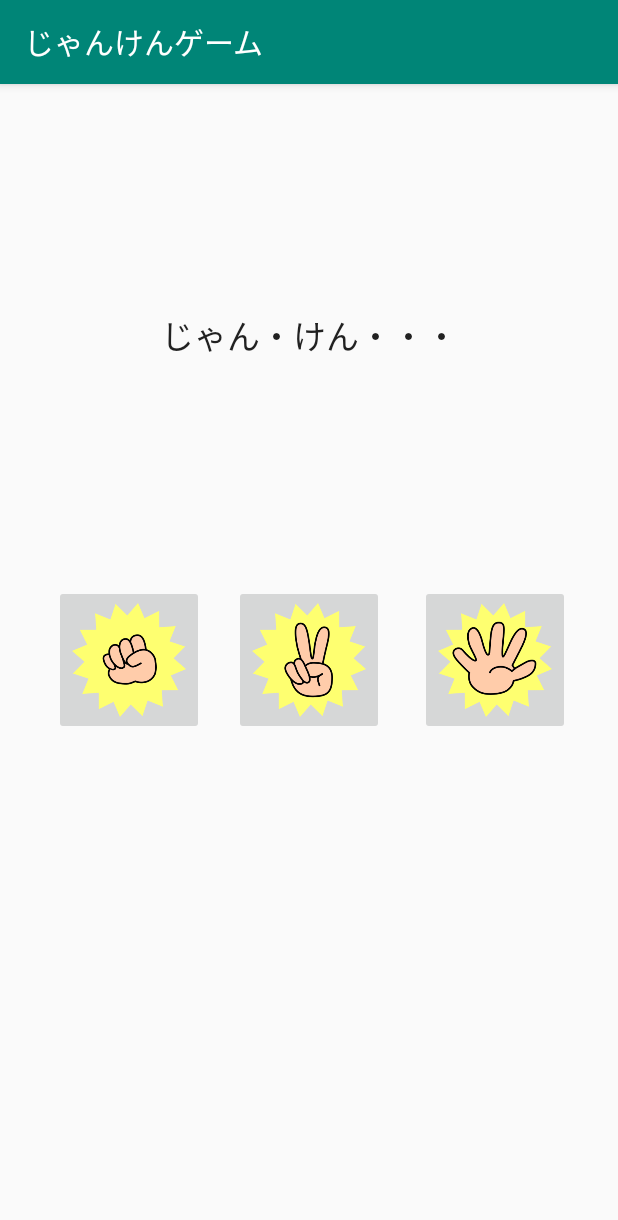
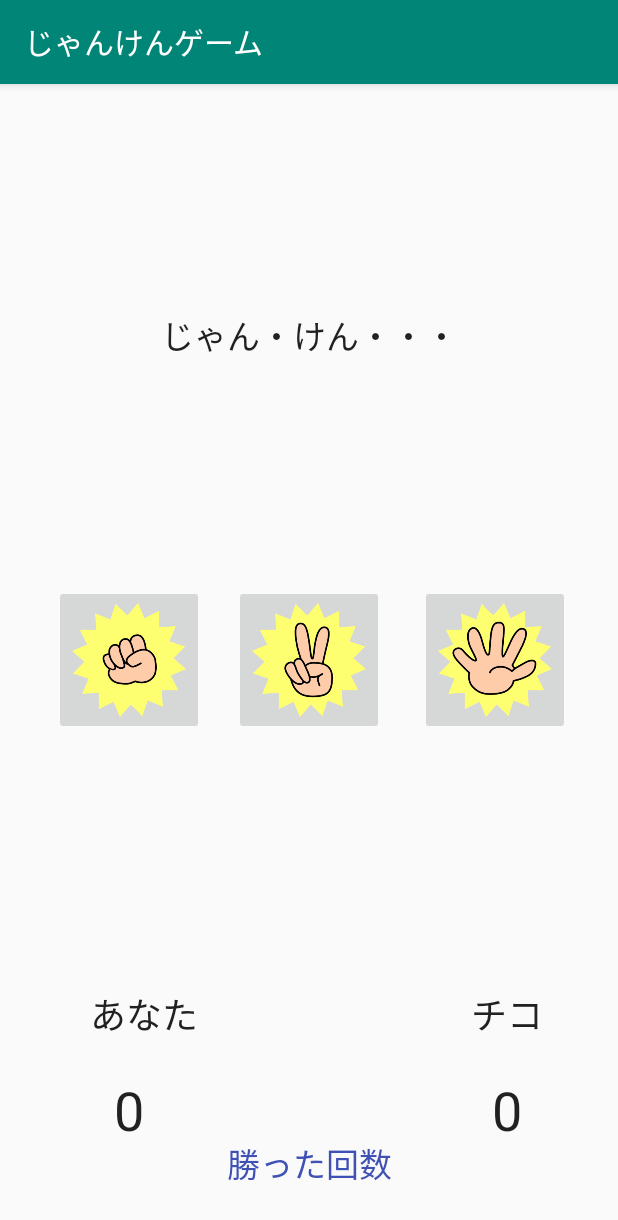
Before and after one commit to kuroyan/janken, an Android app: the screen it shows after launch (MainActivity), on a phone screen of 412 x 824 dp. Shown: the top 1220 px of the screen. Run offline under Robolectric (Android 15) with nearby library versions, the phone set to English and light mode, and no system bars.

Commit message:
勝ち負けの回数を入れた

```diff
--- a/app/src/main/java/com/example/janken/MainActivity.kt
+++ b/app/src/main/java/com/example/janken/MainActivity.kt
@@ -17,37 +17,58 @@ import java.util.*
 import kotlin.concurrent.schedule
 import android.media.MediaPlayer
 import android.net.Uri
+import android.widget.TextView
+import com.example.janken.GlobalVariable.gMyCnt
+import com.example.janken.GlobalVariable.gchCnt
 import java.io.IOException
+
+object GlobalVariable {
+    var gMyCnt = 0
+    var gchCnt = 0
+}
+
 
 class MainActivity : AppCompatActivity() {
 
     var mp: MediaPlayer? = null // 追加
+    //private val handler = Handler()
 
     @RequiresApi(Build.VERSION_CODES.LOLLIPOP)
     override fun onCreate(savedInstanceState: Bundle?) {
         super.onCreate(savedInstanceState)
         setContentView(R.layout.activity_main)
 
+        // タイトル画面を表示
+        //setContentView(R.layout.activity_title)
+
+
         mp = MediaPlayer.create(applicationContext, R.raw.jankenlong) // 追加
 
-        //mp.setLooping(true);
-        //mp.seekTo(0);
-        //mp.setVolume(0.5f, 0.5f);
         mp?.isLooping = true
 
         mp?.seekTo(0)
         //mp?.setVolume(0.5f,0.5f)
         mp?.start()
 
-        gu.setOnClickListener { onJankenButtonTapped(it) }
-        choki.setOnClickListener { onJankenButtonTapped(it) }
-        pa.setOnClickListener { onJankenButtonTapped(it) }
-
+         gu.setOnClickListener { onJankenButtonTapped(it)
+        //showResult()
+        }
+        choki.setOnClickListener { onJankenButtonTapped(it)
+        //showResult()
+        }
+        pa.setOnClickListener { onJankenButtonTapped(it)
+        //showResult()
+        }
 
         val pref = PreferenceManager.getDefaultSharedPreferences(this)
         pref.edit {
             clear()
         }
+    }
+
+    fun showResult() {
+        textView6.text = gMyCnt.toString()
+        textView5.text = gchCnt.toString()
     }
 
     fun onJankenButtonTapped(view: View?) {
@@ -59,12 +80,11 @@ class MainActivity : AppCompatActivity() {
     override fun onResume() {
         super.onResume()
         mp?.start()
+        showResult()
     }
 
     override fun onPause() {
         super.onPause()
         mp?.pause()
     }
-
-
-}
+ }
--- a/app/src/main/java/com/example/janken/ResultActivity.kt
+++ b/app/src/main/java/com/example/janken/ResultActivity.kt
@@ -7,6 +7,8 @@ import android.view.MotionEvent
 import androidx.appcompat.app.AppCompatActivity
 import androidx.core.content.edit
 import kotlinx.android.synthetic.main.activity_result.*
+import com.example.janken.GlobalVariable.gMyCnt
+import com.example.janken.GlobalVariable.gchCnt
 
 class ResultActivity : AppCompatActivity() {
 
@@ -60,10 +62,17 @@ class ResultActivity : AppCompatActivity() {
             2 -> resultLabel.setText(R.string.result_lose)  // 負けた場合
         }
 
+        when (gameResult) {
+            1 -> gMyCnt ++
+            2 -> gchCnt ++
+        }
+
+
         backButton.setOnClickListener { finish() }
 
         saveData(myHand, comHand ,gameResult)
     }
+
 
     override fun onTouchEvent(event: MotionEvent) :Boolean {
         finish()
--- a/app/src/main/res/layout/activity_main.xml
+++ b/app/src/main/res/layout/activity_main.xml
@@ -44,4 +44,65 @@
             app:layout_constraintTop_toTopOf="parent" android:layout_marginEnd="8dp"
             app:layout_constraintEnd_toEndOf="parent" android:layout_marginStart="8dp"
             app:layout_constraintStart_toStartOf="parent"/>
+
+    <TextView
+        android:id="@+id/textView4"
+        android:layout_width="wrap_content"
+        android:layout_height="wrap_content"
+        android:layout_marginEnd="50dp"
+        android:layout_marginBottom="130dp"
+        android:text="チコ"
+        android:textAppearance="@style/TextAppearance.AppCompat.Large"
+        android:textSize="24sp"
+        app:layout_constraintBottom_toBottomOf="parent"
+        app:layout_constraintEnd_toEndOf="parent" />
+
+    <TextView
+        android:id="@+id/textView5"
+        android:layout_width="wrap_content"
+        android:layout_height="wrap_content"
+        android:layout_marginEnd="64dp"
+        android:layout_marginBottom="60dp"
+        android:text="0"
+        android:textAppearance="@style/TextAppearance.AppCompat.Large"
+        android:textSize="36sp"
+        app:layout_constraintBottom_toBottomOf="parent"
+        app:layout_constraintEnd_toEndOf="parent" />
+
+    <TextView
+        android:id="@+id/textView6"
+        android:layout_width="wrap_content"
+        android:layout_height="wrap_content"
+        android:layout_marginStart="76dp"
+        android:layout_marginBottom="60dp"
+        android:text="0"
+        android:textAppearance="@style/TextAppearance.AppCompat.Large"
+        android:textSize="36sp"
+        app:layout_constraintBottom_toBottomOf="parent"
+        app:layout_constraintStart_toStartOf="parent" />
+
+    <TextView
+        android:id="@+id/textView7"
+        android:layout_width="wrap_content"
+        android:layout_height="wrap_content"
+        android:layout_marginStart="60dp"
+        android:layout_marginBottom="130dp"
+        android:text="あなた"
+        android:textAppearance="@style/TextAppearance.AppCompat.Large"
+        android:textSize="24sp"
+        app:layout_constraintBottom_toBottomOf="parent"
+        app:layout_constraintStart_toStartOf="parent" />
+
+    <TextView
+        android:id="@+id/textView2"
+        android:layout_width="wrap_content"
+        android:layout_height="wrap_content"
+        android:layout_marginBottom="32dp"
+        android:text="勝った回数"
+        android:textAppearance="@style/TextAppearance.AppCompat.Large"
+        android:textColor="#3F51B5"
+        app:layout_constraintBottom_toBottomOf="parent"
+        app:layout_constraintEnd_toEndOf="parent"
+        app:layout_constraintStart_toStartOf="parent" />
+
 </androidx.constraintlayout.widget.ConstraintLayout>
```
